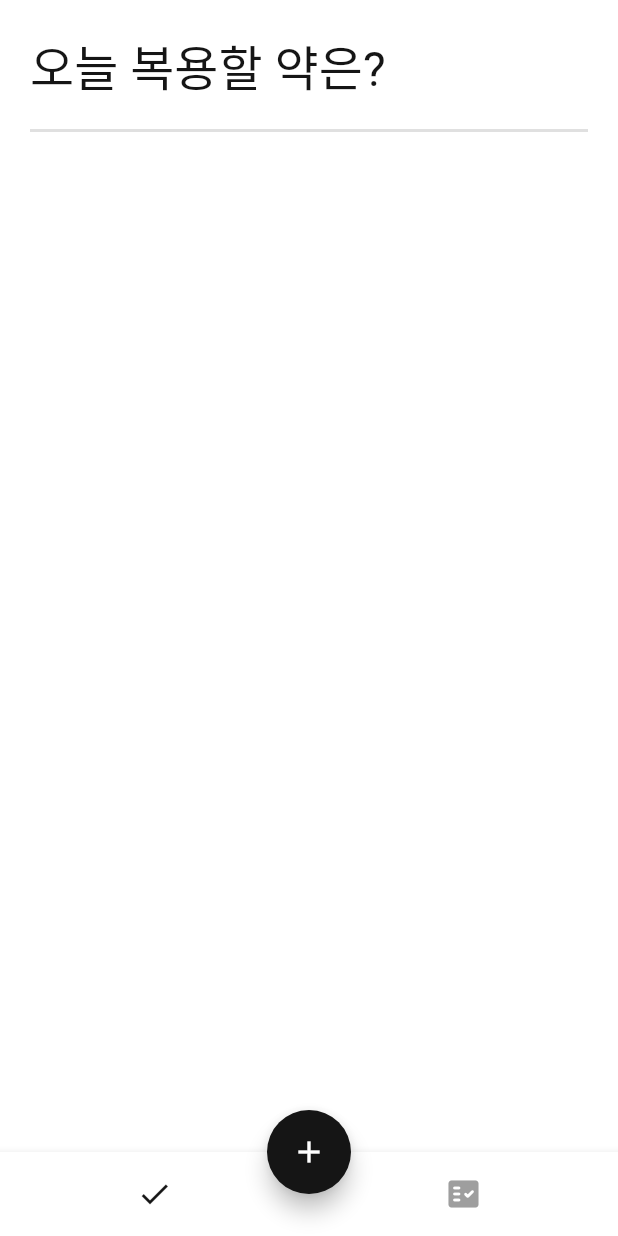
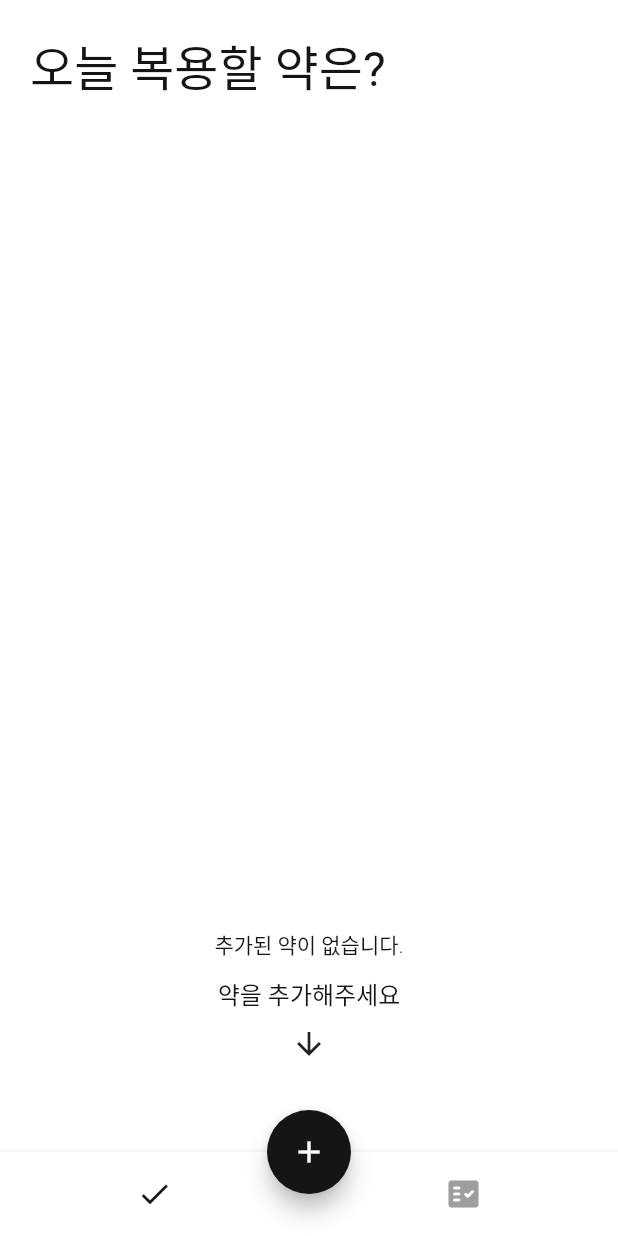
Before and after one commit to snack655/study-flutter, a Flutter app: the screen it shows after launch, on a phone screen of 412 x 824 dp. Run offline on Flutter 3.47's test engine with Material 2 defaults, Android fonts, the phone set to English and light mode, and no system bars; our stand-ins replace flutter_local_notifications, flutter_native_timezone_updated_gradle, hive, hive_flutter, image_picker, permission_handler and 2 more; missing offline and left inert: a package; accounts and stored records are empty; Roboto replaces fonts that are missing (GmarketSansTTF); statements that could not run were skipped.

Commit message:
add empty screen

```diff
--- /dev/null
+++ b/medi/lib/pages/today/today_empty_widget.dart
@@ -0,0 +1,24 @@
+import 'package:flutter/material.dart';
+import 'package:medi/components/medi_constants.dart';
+
+class TodayEmpty extends StatelessWidget {
+  const TodayEmpty({super.key});
+
+  @override
+  Widget build(BuildContext context) {
+    return Column(
+      mainAxisAlignment: MainAxisAlignment.end,
+      children: [
+        const Center(child: Text('추가된 약이 없습니다.')),
+        const SizedBox(height: smallSpace),
+        Text(
+          '약을 추가해주세요',
+          style: Theme.of(context).textTheme.titleMedium,
+        ),
+        const SizedBox(height: smallSpace),
+        const Icon(Icons.arrow_downward_outlined),
+        const SizedBox(height: largeSpace),
+      ],
+    );
+  }
+}
--- a/medi/lib/pages/today/today_page.dart
+++ b/medi/lib/pages/today/today_page.dart
@@ -6,6 +6,7 @@ import 'package:medi/components/medi_constants.dart';
 import 'package:medi/components/medi_page_route.dart';
 import 'package:medi/main.dart';
 import 'package:medi/models/medicine_alarm.dart';
+import 'package:medi/pages/today/today_empty_widget.dart';
 import '../../models/medicine.dart';
 
 class TodayPage extends StatelessWidget {
@@ -21,10 +22,6 @@ class TodayPage extends StatelessWidget {
           style: Theme.of(context).textTheme.headlineMedium,
         ),
         const SizedBox(height: regularSpace),
-        const Divider(
-          height: 1,
-          thickness: 2.0,
-        ),
         Expanded(
           child: ValueListenableBuilder(
             valueListenable: medicineRepository.medicineBox.listenable(),
@@ -38,6 +35,10 @@ class TodayPage extends StatelessWidget {
   Widget _builderMedicineListView(context, Box<Medicine> box, _) {
     final medicines = box.values.toList();
     final medicineAlarms = <MedicineAlarm>[];
+
+    if (medicines.isEmpty) {
+      return const TodayEmpty();
+    }
 
     for (var medicine in medicines) {
       for (var alarm in medicine.alarms) {
@@ -53,7 +54,11 @@ class TodayPage extends StatelessWidget {
       }
     }
 
-    return ListView.separated(
+    return Column(
+      children: [
+        const Divider(height: 1, thickness: 1.0),
+        Expanded(
+          child: ListView.separated(
             padding: const EdgeInsets.symmetric(vertical: smallSpace),
             itemCount: medicineAlarms.length,
             itemBuilder: (context, index) {
@@ -64,6 +69,10 @@ class TodayPage extends StatelessWidget {
             separatorBuilder: (context, index) => const Divider(
               height: regularSpace,
             ),
+          ),
+        ),
+        const Divider(height: 1, thickness: 1.0),
+      ],
     );
   }
 }
@@ -124,7 +133,9 @@ class MedicineListTile extends StatelessWidget {
                   ),
                   Text('|', style: textStyle),
                   TileActionButton(
-                    onTap: () {},
+                    onTap: () {
+                      showModalBottomSheet(context: context, builder: (context) => )
+                    },
                     title: '아까',
                   ),
                   Text('먹었어요!', style: textStyle),
```
Lines whose indentation alone changed are shown as unchanged.
